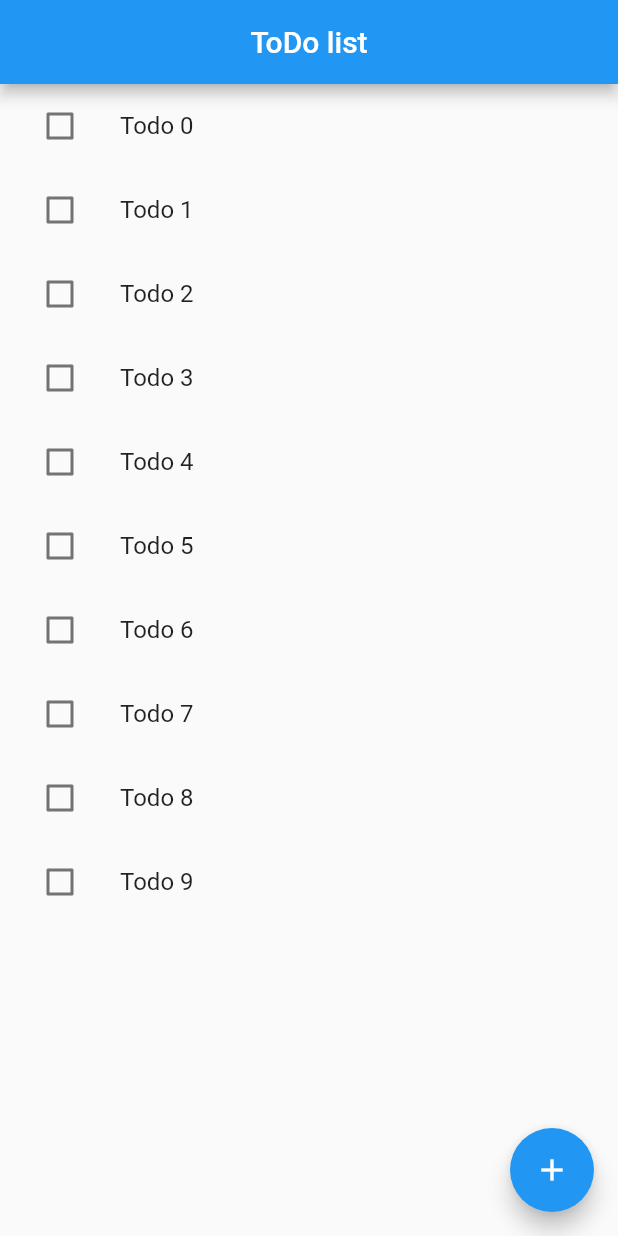
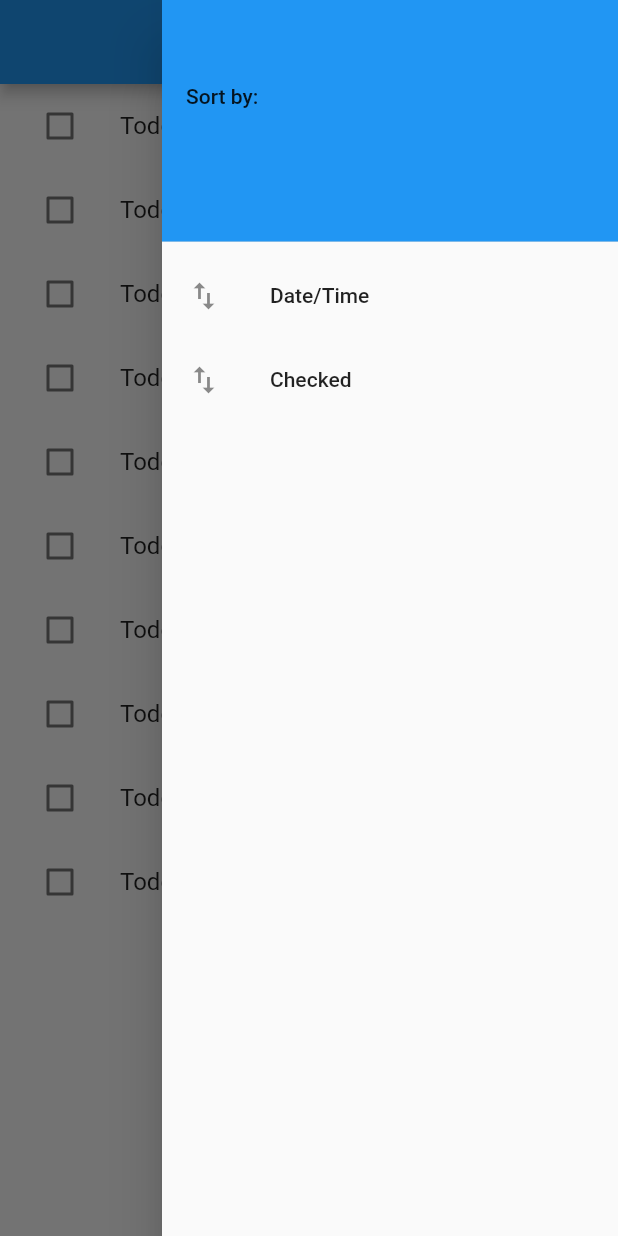
Before and after one commit to BenderBRodrigez/flutter-todo-list, a Flutter app: the screen it shows after launch, with the side drawer open (before the commit the screen has no drawer), on a phone screen of 412 x 824 dp. Run offline on Flutter 3.47's test engine with Material 2 defaults, Android fonts, the phone set to English and light mode, and no system bars; our stand-ins replace async_redux; statements that could not run were skipped.

Commit message:
sort todos

```diff
--- a/lib/main.dart
+++ b/lib/main.dart
@@ -20,7 +20,7 @@ class App extends StatelessWidget {
   Widget build(BuildContext context) {
     store.dispatch(SetTodoListAction(List.generate(
       10,
-          (i) => Todo(
+      (i) => Todo(
         id: i,
         title: 'Todo $i',
         description: 'Description of Todo $i',
--- a/lib/redux/todos/actions.dart
+++ b/lib/redux/todos/actions.dart
@@ -1,4 +1,5 @@
 import 'package:async_redux/async_redux.dart';
+import 'package:todo_flutter/redux/todos/state.dart';
 
 import 'package:todo_flutter/shared/todo.dart';
 import 'package:todo_flutter/redux/state.dart';
@@ -56,5 +57,16 @@ class CreateTodoAction extends ReduxAction<AppState> {
   }
 
   @override
-  void after() => dispatch(NavigateAction.pushNamed('/'));
+  void after() => dispatch(NavigateAction.pop());
 }
+
+class SortTodosAction extends ReduxAction<AppState> {
+  final Sort payload;
+
+  SortTodosAction(this.payload);
+
+  @override
+  AppState reduce() {
+    return state.update(todos: state.todos.update(sort: payload));
+  }
+}
--- a/lib/redux/todos/selectors.dart
+++ b/lib/redux/todos/selectors.dart
@@ -1,7 +1,20 @@
+import 'package:todo_flutter/redux/todos/state.dart';
 import 'package:todo_flutter/shared/todo.dart';
 import 'package:todo_flutter/redux/state.dart';
 
-List<Todo> getTodos(AppState state) => state.todos.entities;
+List<Todo> sortTodos(List<Todo> todos, Sort sortParam) {
+  print(sortParam);
+  switch (sortParam) {
+    case Sort.complete:
+      todos.sort((a, b) => a.complete ? 1 : -1);
+      break;
+    case Sort.date:
+    default:
+      todos.sort((a, b) => a.id.compareTo(b.id));
+      break;
+  }
+  return todos;
+}
 
 Todo getSelectedTodo(AppState state) {
   return state.todos.entities.singleWhere((element) => element.id == state.todos.selectedId);
--- a/lib/redux/todos/state.dart
+++ b/lib/redux/todos/state.dart
@@ -1,26 +1,37 @@
 import 'package:todo_flutter/redux/state.dart';
 import 'package:todo_flutter/shared/todo.dart';
+
+enum Sort {
+  date,
+  complete,
+}
 
 class TodosState {
   List<Todo> entities;
   int selectedId;
+  Sort sort;
 
   TodosState({
     this.entities,
     this.selectedId,
+    this.sort,
   });
 
   static TodosState initialState() => TodosState(
     entities: [],
     selectedId: null,
+    sort: Sort.date,
   );
 
-  TodosState update({List<Todo> entities, int selectedId}) => TodosState(
+  TodosState update({List<Todo> entities, int selectedId, Sort sort}) => TodosState(
     entities: entities ?? this.entities,
     selectedId: selectedId ?? this.selectedId,
+    sort: sort ?? this.sort,
   );
 
   TodosState updateCollection({List<Todo> entities}) => TodosState(
     entities: AppState.getUpdatedList(this.entities + entities),
+    selectedId: this.selectedId,
+    sort: this.sort,
   );
 }
--- a/lib/screens/todo_list_screen.dart
+++ b/lib/screens/todo_list_screen.dart
@@ -3,11 +3,32 @@ import 'package:async_redux/async_redux.dart';
 
 import 'package:todo_flutter/shared/todo.dart';
 import 'package:todo_flutter/redux/state.dart';
+import 'package:todo_flutter/redux/todos/state.dart';
 import 'package:todo_flutter/redux/todos/actions.dart';
 import 'package:todo_flutter/redux/todos/selectors.dart';
 
+class ViewModel extends BaseModel<AppState> {
+  ViewModel();
+
+  List<Todo> todos;
+  Sort sortParam;
+
+  ViewModel.build({
+    @required this.todos,
+    @required this.sortParam,
+  }) : super(equals: [todos, sortParam]);
+
+  @override
+  ViewModel fromStore() => ViewModel.build(
+    todos: state.todos.entities,
+    sortParam: state.todos.sort,
+  );
+}
+
 class TodoListScreen extends StatelessWidget {
   TodoListScreen({Key key}) : super(key: key);
+
+  void _closeDrawer(BuildContext context) => Navigator.of(context).pop();
 
   void checkTodo({int id, bool value}) {
     final updated = Todo(id: id, complete: value);
@@ -20,10 +41,14 @@ class TodoListScreen extends StatelessWidget {
       appBar: AppBar(
         title: Text('ToDo list'),
         centerTitle: true,
+        actions: [buildDrawerIcon(context)],
       ),
-      body: StoreConnector<AppState, List<Todo>>(
-        converter: (store) => getTodos(store.state),
-        builder: buildList,
+      endDrawer: buildDrawer(context),
+      body: StoreConnector<AppState, ViewModel>(
+        model: ViewModel(),
+        builder: (BuildContext context, ViewModel vm) {
+          return buildList(context: context, todos: sortTodos(vm.todos, vm.sortParam));
+        },
       ),
       floatingActionButton: FloatingActionButton(
         onPressed: () {
@@ -34,27 +59,77 @@ class TodoListScreen extends StatelessWidget {
     );
   }
 
-  Widget buildList(BuildContext context, List<Todo> todos) {
+  Widget buildList({BuildContext context, List<Todo> todos}) {
     return ListView.builder(
       itemCount: todos.length,
-      itemBuilder: (context, index) => buildItem(context, todos, index),
+      itemBuilder: (context, index) => buildItem(context, todos[index]),
     );
   }
 
-  Widget buildItem(BuildContext context, List<Todo> todos, int index) {
+  Widget buildItem(BuildContext context, Todo todo) {
     return ListTile(
       leading: Checkbox(
-        value: todos[index].complete,
-        onChanged: (value) => this.checkTodo(id: index, value: value),
+        value: todo.complete,
+        onChanged: (value) => this.checkTodo(id: todo.id, value: value),
       ),
-      title: Text(todos[index].title),
+      title: Text(
+        todo.title,
+        style: todo.complete ? TextStyle(decoration: TextDecoration.lineThrough) : null,
+      ),
       onTap: () {
         Navigator.pushNamed(
           context,
           '/item',
-          arguments: index,
+          arguments: todo.id,
         );
       },
     );
   }
+
+  Widget buildDrawerIcon(BuildContext context) {
+    return Builder(
+      builder: (context) => IconButton(
+        icon: const Icon(Icons.swap_vert),
+        tooltip: 'Sort By',
+        onPressed: Scaffold.of(context).openEndDrawer,
+      ),
+    );
+  }
+
+  Widget buildDrawer(BuildContext context) {
+    return Drawer(
+      child: ListView(
+        children: [
+          DrawerHeader(
+            decoration: BoxDecoration(
+              color: Colors.blue,
+            ),
+            child: Padding(
+              padding: const EdgeInsets.symmetric(
+                vertical: 40,
+                horizontal: 0,
+              ),
+              child: Text('Sort by:'),
+            ),
+          ),
+          ListTile(
+            leading: Icon(Icons.swap_vert),
+            title: Text('Date/Time'),
+            onTap: () {
+              store.dispatch(SortTodosAction(Sort.date));
+              _closeDrawer(context);
+            },
+          ),
+          ListTile(
+            leading: Icon(Icons.swap_vert),
+            title: Text('Checked'),
+            onTap: () {
+              store.dispatch(SortTodosAction(Sort.complete));
+              _closeDrawer(context);
+            },
+          ),
+        ],
+      ),
+    );
+  }
 }
```
